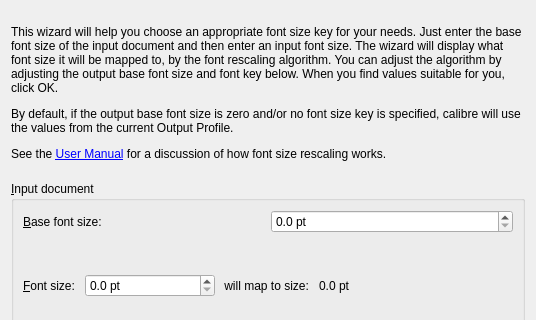
debian-calibre/calibre, file src/calibre/gui2/convert/font_key.ui: the form before one commit; both pictures show x 0 to 536 and y 0 to 320 of the 536 by 554 pixel window.
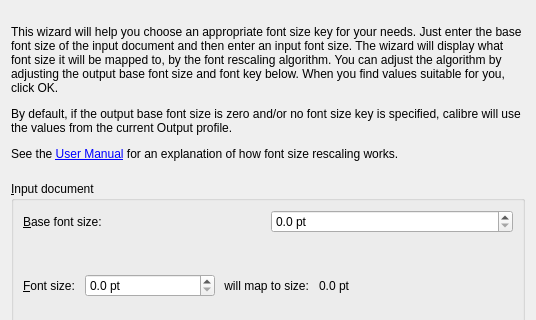
The form after the commit. Icons and pictures are not drawn.

What changed in the file:
```diff
--- a/src/calibre/gui2/convert/font_key.ui
+++ b/src/calibre/gui2/convert/font_key.ui
@@ -32,8 +32,8 @@
     <widget class="QLabel" name="wh_label">
      <property name="text">
       <string>&lt;p&gt;This wizard will help you choose an appropriate font size key for your needs. Just enter the base font size of the input document and then enter an input font size. The wizard will display what font size it will be mapped to, by the font rescaling algorithm. You can adjust the algorithm by adjusting the output base font size and font key below. When you find values suitable for you, click OK.&lt;/p&gt;
-&lt;p&gt;By default, if the output base font size is zero and/or no font size key is specified, calibre will use the values from the current Output Profile. &lt;/p&gt;
-&lt;p&gt;See the &lt;a href=&quot;%s&quot;&gt;User Manual&lt;/a&gt; for a discussion of how font size rescaling works.&lt;/p&gt;</string>
+&lt;p&gt;By default, if the output base font size is zero and/or no font size key is specified, calibre will use the values from the current Output profile. &lt;/p&gt;
+&lt;p&gt;See the &lt;a href=&quot;%s&quot;&gt;User Manual&lt;/a&gt; for an explanation of how font size rescaling works.&lt;/p&gt;</string>
      </property>
      <property name="wordWrap">
       <bool>true</bool>
```
